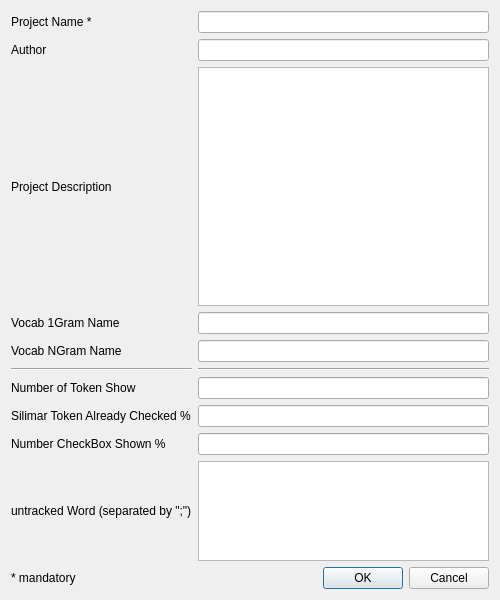
This is nestor/ui/dialogmenu_settings.ui in usnistgov/nestor as Qt 5 draws it before an edit. The edited form follows.
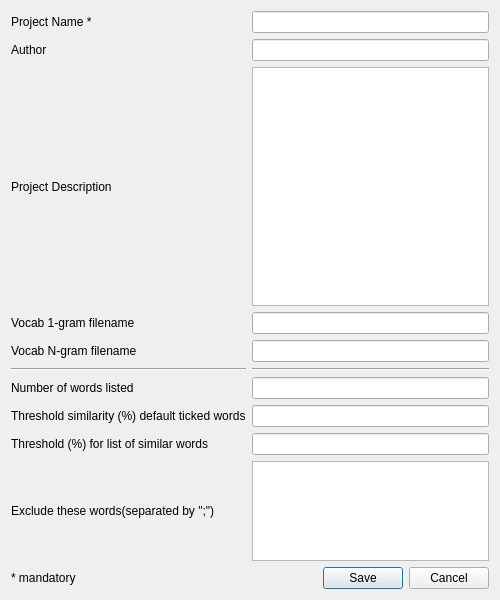
This is the edited form.

```diff
--- a/nestor/ui/dialogmenu_settings.ui
+++ b/nestor/ui/dialogmenu_settings.ui
@@ -42,14 +42,14 @@
      <item row="3" column="0">
       <widget class="QLabel" name="label_Settings_Project1gVocabName">
        <property name="text">
-        <string>Vocab 1Gram Name</string>
+        <string>Vocab 1-gram filename</string>
        </property>
       </widget>
      </item>
      <item row="4" column="0">
       <widget class="QLabel" name="label_Settings_ProjectNgVocabName">
        <property name="text">
-        <string>Vocab NGram Name</string>
+        <string>Vocab N-gram filename</string>
        </property>
       </widget>
      </item>
@@ -86,7 +86,7 @@
      <item row="9" column="0">
       <widget class="QLabel" name="label_Setup_UntrackedToken">
        <property name="text">
-        <string>untracked Word (separated by &quot;;&quot;)</string>
+        <string>Exclude these words(separated by &quot;;&quot;)</string>
        </property>
       </widget>
      </item>
@@ -96,7 +96,7 @@
      <item row="8" column="0">
       <widget class="QLabel" name="label_Setup_TokenShow">
        <property name="text">
-        <string>Number CheckBox Shown %</string>
+        <string>Threshold (%) for list of similar words</string>
        </property>
       </widget>
      </item>
@@ -106,14 +106,14 @@
      <item row="10" column="1">
       <widget class="QDialogButtonBox" name="buttonBox_Setup">
        <property name="standardButtons">
-        <set>QDialogButtonBox::Cancel|QDialogButtonBox::Ok</set>
+        <set>QDialogButtonBox::Cancel|QDialogButtonBox::Save</set>
        </property>
       </widget>
      </item>
      <item row="6" column="0">
       <widget class="QLabel" name="label_Setup_NumberToken">
        <property name="text">
-        <string>Number of Token Show</string>
+        <string>Number of words listed</string>
        </property>
       </widget>
      </item>
@@ -130,7 +130,7 @@
      <item row="7" column="0">
       <widget class="QLabel" name="label_Setup_TokenChecked">
        <property name="text">
-        <string>Silimar Token Already Checked %</string>
+        <string>Threshold similarity (%) default ticked words</string>
        </property>
       </widget>
      </item>
```
